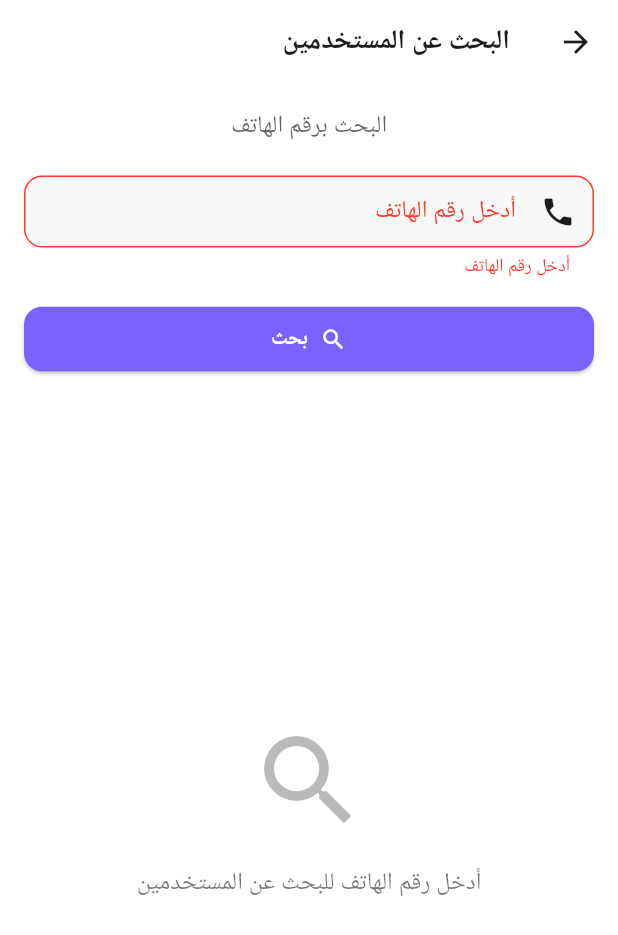
After one commit to ahmetbasmaci/SamaNet, a Flutter app: the SearchPage screen opened directly, after a tap on "بحث", on a phone screen of 412 x 824 dp. The commit adds this screen. Shown: the top 935 px of the screen. Run offline on Flutter 3.47's test engine with Material 3 defaults, Android fonts, the phone set to English and light mode, and no system bars; accounts and stored records are empty; Roboto replaces fonts that are missing (SF Pro Rounded).

Commit message:
add serach page

```diff
--- a/sama_net_messaging_app_mobile/lib/core/constants/arabic_strings.dart
+++ b/sama_net_messaging_app_mobile/lib/core/constants/arabic_strings.dart
@@ -54,6 +54,16 @@ class ArabicStrings {
   static const String loginFailed = 'فشل تسجيل الدخول';
   static const String registrationFailed = 'فشل التسجيل';
 
+  // Search
+  static const String search = 'بحث';
+  static const String searchByPhone = 'البحث برقم الهاتف';
+  static const String enterPhoneNumber = 'أدخل رقم الهاتف';
+  static const String searchUsers = 'البحث عن المستخدمين';
+  static const String noUsersFound = 'لم يتم العثور على مستخدمين';
+  static const String userNotFound = 'المستخدم غير موجود';
+  static const String searchResults = 'نتائج البحث';
+  static const String startChat = 'بدء محادثة';
+
   // Messages and Chat
   static const String typeMessage = 'اكتب رسالة...';
   static const String sendMessage = 'إرسال';
--- a/sama_net_messaging_app_mobile/lib/main.dart
+++ b/sama_net_messaging_app_mobile/lib/main.dart
@@ -11,6 +11,7 @@ import 'presentation/blocs/auth_bloc.dart';
 import 'presentation/blocs/bloc_provider.dart';
 import 'presentation/pages/login_page.dart';
 import 'presentation/pages/messages_page.dart';
+import 'presentation/pages/search_page.dart';
 
 void main() async {
   WidgetsFlutterBinding.ensureInitialized();
@@ -162,7 +163,7 @@ class MainScreen extends StatelessWidget {
           IconButton(
             icon: const Icon(Icons.search),
             onPressed: () {
-              // Implement search
+              Navigator.of(context).push(MaterialPageRoute(builder: (context) => const SearchPage()));
             },
           ),
           IconButton(
--- /dev/null
+++ b/sama_net_messaging_app_mobile/lib/presentation/pages/search_page.dart
@@ -0,0 +1,313 @@
+import 'package:flutter/material.dart';
+import '../../core/constants/arabic_strings.dart';
+import '../../core/utils/validation_utils.dart';
+import '../../data/models/user.dart';
+import '../../data/services/user_service.dart';
+import '../../data/services/api_client.dart';
+import '../../data/services/local_storage_service.dart';
+import '../../core/constants/app_constants.dart';
+import 'messages_page.dart';
+
+/// Search page for finding users by phone number
+class SearchPage extends StatefulWidget {
+  const SearchPage({super.key});
+
+  @override
+  State<SearchPage> createState() => _SearchPageState();
+}
+
+class _SearchPageState extends State<SearchPage> {
+  final TextEditingController _phoneController = TextEditingController();
+  final LocalStorageService _localStorage = LocalStorageService();
+  late UserService _userService;
+
+  List<User> _searchResults = [];
+  bool _isSearching = false;
+  bool _hasSearched = false;
+  User? _currentUser;
+  String? _errorMessage;
+
+  @override
+  void initState() {
+    super.initState();
+    _initializeApp();
+  }
+
+  Future<void> _initializeApp() async {
+    await _initializeServices();
+    await _loadCurrentUser();
+  }
+
+  @override
+  void dispose() {
+    _phoneController.dispose();
+    super.dispose();
+  }
+
+  Future<void> _initializeServices() async {
+    final apiClient = ApiClient(baseUrl: ApiConstants.baseUrl);
+
+    // Set authentication headers
+    final token = await _localStorage.getString('auth_token');
+    final userId = await _localStorage.getUserId();
+
+    if (token != null) {
+      apiClient.setAuthToken(token);
+    }
+    if (userId != null) {
+      apiClient.setUserId(userId.toString());
+    }
+
+    _userService = UserService(apiClient);
+  }
+
+  Future<void> _loadCurrentUser() async {
+    try {
+      final userId = await _localStorage.getUserId();
+      if (userId != null) {
+        // Fetch current user from API
+        final response = await _userService.getCurrentUser();
+        if (response.isSuccess && response.data != null) {
+          setState(() {
+            _currentUser = response.data;
+          });
+        }
+      }
+    } catch (e) {
+      // Error loading current user - handled silently
+    }
+  }
+
+  Future<void> _searchUsers() async {
+    final phoneNumber = _phoneController.text.trim();
+    if (phoneNumber.isEmpty) {
+      setState(() {
+        _errorMessage = ArabicStrings.enterPhoneNumber;
+      });
+      return;
+    }
+
+    if (!ValidationUtils.isNumeric(phoneNumber)) {
+      setState(() {
+        _errorMessage = ArabicStrings.enterValidNameOrPhone;
+      });
+      return;
+    }
+
+    setState(() {
+      _isSearching = true;
+      _errorMessage = null;
+      _searchResults.clear();
+    });
+
+    try {
+      // Real API call
+      final response = await _userService.searchUsersByPhone(phoneNumber);
+
+      if (response.isSuccess && response.data != null) {
+        // Filter out current user from results
+        final filteredResults = response.data!.where((user) {
+          return _currentUser == null || user.id != _currentUser!.id;
+        }).toList();
+
+        setState(() {
+          _searchResults = filteredResults;
+          _hasSearched = true;
+          _isSearching = false;
+        });
+      } else {
+        setState(() {
+          _errorMessage = response.error ?? ArabicStrings.userNotFound;
+          _hasSearched = true;
+          _isSearching = false;
+        });
+      }
+    } catch (e) {
+      setState(() {
+        _errorMessage = ArabicStrings.connectionError;
+        _hasSearched = true;
+        _isSearching = false;
+      });
+    }
+  }
+
+  void _startChat(User user) {
+    Navigator.of(context).push(MaterialPageRoute(builder: (context) => MessagesPage(chatUser: user)));
+  }
+
+  @override
+  Widget build(BuildContext context) {
+    final theme = Theme.of(context);
+
+    return Scaffold(
+      appBar: AppBar(title: Text(ArabicStrings.searchUsers), elevation: 0),
+      body: Padding(
+        padding: const EdgeInsets.all(16.0),
+        child: Column(
+          crossAxisAlignment: CrossAxisAlignment.stretch,
+          children: [
+            // Search instruction
+            Text(
+              ArabicStrings.searchByPhone,
+              style: theme.textTheme.bodyLarge?.copyWith(color: theme.colorScheme.onSurface.withOpacity(0.7)),
+              textAlign: TextAlign.center,
+            ),
+
+            const SizedBox(height: 20),
+
+            // Phone number input
+            TextField(
+              controller: _phoneController,
+              decoration: InputDecoration(
+                labelText: ArabicStrings.enterPhoneNumber,
+                hintText: '+963123456789',
+                prefixIcon: const Icon(Icons.phone),
+                border: OutlineInputBorder(borderRadius: BorderRadius.circular(12)),
+                errorText: _errorMessage,
+              ),
+              keyboardType: TextInputType.phone,
+              textInputAction: TextInputAction.search,
+              onSubmitted: (_) => _searchUsers(),
+              enabled: !_isSearching,
+            ),
+
+            const SizedBox(height: 16),
+
+            // Search button
+            ElevatedButton.icon(
+              onPressed: _isSearching ? null : _searchUsers,
+              icon: _isSearching
+                  ? const SizedBox(width: 20, height: 20, child: CircularProgressIndicator(strokeWidth: 2))
+                  : const Icon(Icons.search),
+              label: Text(_isSearching ? ArabicStrings.loading : ArabicStrings.search),
+              style: ElevatedButton.styleFrom(
+                padding: const EdgeInsets.symmetric(vertical: 12),
+                shape: RoundedRectangleBorder(borderRadius: BorderRadius.circular(12)),
+              ),
+            ),
+
+            const SizedBox(height: 24),
+
+            // Search results
+            if (_hasSearched) ...[
+              Text(
+                ArabicStrings.searchResults,
+                style: theme.textTheme.titleMedium?.copyWith(fontWeight: FontWeight.bold),
+              ),
+              const SizedBox(height: 12),
+
+              Expanded(child: _buildSearchResults(theme)),
+            ] else ...[
+              Expanded(
+                child: Center(
+                  child: Column(
+                    mainAxisAlignment: MainAxisAlignment.center,
+                    children: [
+                      Icon(Icons.search, size: 80, color: theme.colorScheme.onSurface.withOpacity(0.3)),
+                      const SizedBox(height: 16),
+                      Text(
+                        'أدخل رقم الهاتف للبحث عن المستخدمين',
+                        style: theme.textTheme.bodyLarge?.copyWith(color: theme.colorScheme.onSurface.withOpacity(0.6)),
+                        textAlign: TextAlign.center,
+                      ),
+                    ],
+                  ),
+                ),
+              ),
+            ],
+          ],
+        ),
+      ),
+    );
+  }
+
+  Widget _buildSearchResults(ThemeData theme) {
+    if (_isSearching) {
+      return const Center(child: CircularProgressIndicator());
+    }
+
+    if (_errorMessage != null) {
+      return Center(
+        child: Column(
+          mainAxisAlignment: MainAxisAlignment.center,
+          children: [
+            Icon(Icons.error_outline, size: 60, color: theme.colorScheme.error),
+            const SizedBox(height: 16),
+            Text(
+              _errorMessage!,
+              style: theme.textTheme.bodyLarge?.copyWith(color: theme.colorScheme.error),
+              textAlign: TextAlign.center,
+            ),
+            const SizedBox(height: 16),
+            TextButton(
+              onPressed: () {
+                setState(() {
+                  _errorMessage = null;
+                  _hasSearched = false;
+                });
+              },
+              child: Text(ArabicStrings.search),
+            ),
+          ],
+        ),
+      );
+    }
+
+    if (_searchResults.isEmpty) {
+      return Center(
+        child: Column(
+          mainAxisAlignment: MainAxisAlignment.center,
+          children: [
+            Icon(Icons.person_search, size: 60, color: theme.colorScheme.onSurface.withOpacity(0.3)),
+            const SizedBox(height: 16),
+            Text(
+              ArabicStrings.noUsersFound,
+              style: theme.textTheme.bodyLarge?.copyWith(color: theme.colorScheme.onSurface.withOpacity(0.6)),
+              textAlign: TextAlign.center,
+            ),
+            const SizedBox(height: 8),
+            Text(
+              'تأكد من رقم الهاتف وحاول مرة أخرى',
+              style: theme.textTheme.bodyMedium?.copyWith(color: theme.colorScheme.onSurface.withOpacity(0.5)),
+              textAlign: TextAlign.center,
+            ),
+          ],
+        ),
+      );
+    }
+
+    return ListView.builder(
+      itemCount: _searchResults.length,
+      itemBuilder: (context, index) {
+        final user = _searchResults[index];
+        return Card(
+          margin: const EdgeInsets.only(bottom: 8),
+          child: ListTile(
+            leading: CircleAvatar(
+              backgroundColor: theme.colorScheme.primary,
+              child: Text(
+                user.initials,
+                style: TextStyle(color: theme.colorScheme.onPrimary, fontWeight: FontWeight.bold),
+              ),
+            ),
+            title: Text(user.name, style: const TextStyle(fontWeight: FontWeight.bold)),
+            subtitle: Column(
+              crossAxisAlignment: CrossAxisAlignment.start,
+              children: [
+                Text(user.phoneNumber),
+                Text(
+                  user.isOnline ? ArabicStrings.online : ArabicStrings.offline,
+                  style: TextStyle(
+                    color: user.isOnline ? Colors.green : theme.colorScheme.onSurface.withOpacity(0.6),
+                    fontSize: 12,
+                  ),
+                ),
+              ],
+            ),
+            trailing: ElevatedButton(onPressed: () => _startChat(user), child: Text(ArabicStrings.startChat)),
+          ),
+        );
+      },
+    );
+  }
+}
```
Also changed, not shown: sama_net_messaging_app_mobile/lib/core/utils/validation_utils.dart (+10 -0 lines), sama_net_messaging_app_mobile/lib/data/services/api_client.dart (+14 -10 lines), sama_net_messaging_app_mobile/lib/data/services/user_service.dart (added, +70 -0 lines), 1 other file.
